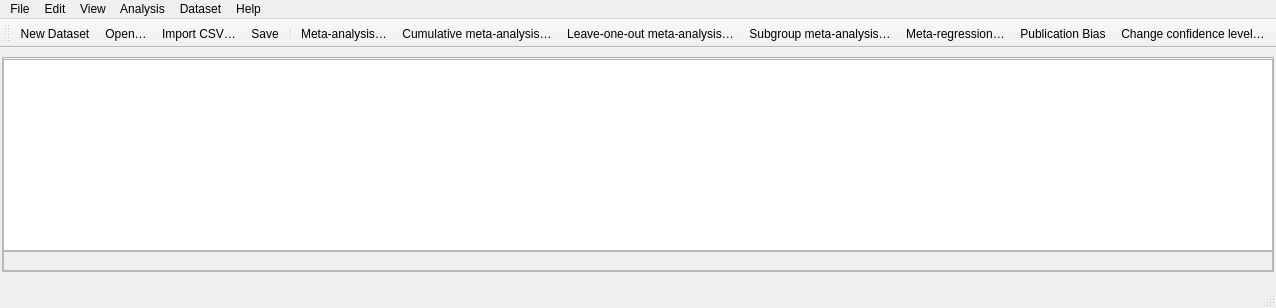
Qt form src/rc_metastudio/forms/main_window.ui (AliSalman-et-al/rc-metastudio) before a commit.
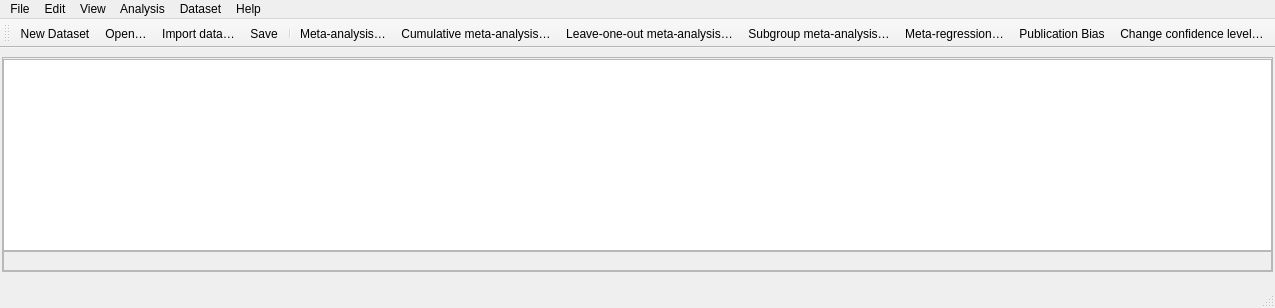
The same form after that commit. Icons and pictures are not drawn.

Commit message: Import XLSX worksheets through the existing data preview

Patch:
```diff
--- a/src/rc_metastudio/forms/main_window.ui
+++ b/src/rc_metastudio/forms/main_window.ui
@@ -430,7 +430,7 @@
      <normaloff>:/icons/actions/import-csv.svg</normaloff>:/icons/actions/import-csv.svg</iconset>
    </property>
    <property name="text">
-    <string>Import CSV…</string>
+    <string>Import data…</string>
    </property>
   </action>
   <action name="action_auto_fit_columns">
```
The commit also changes 12 other files.
